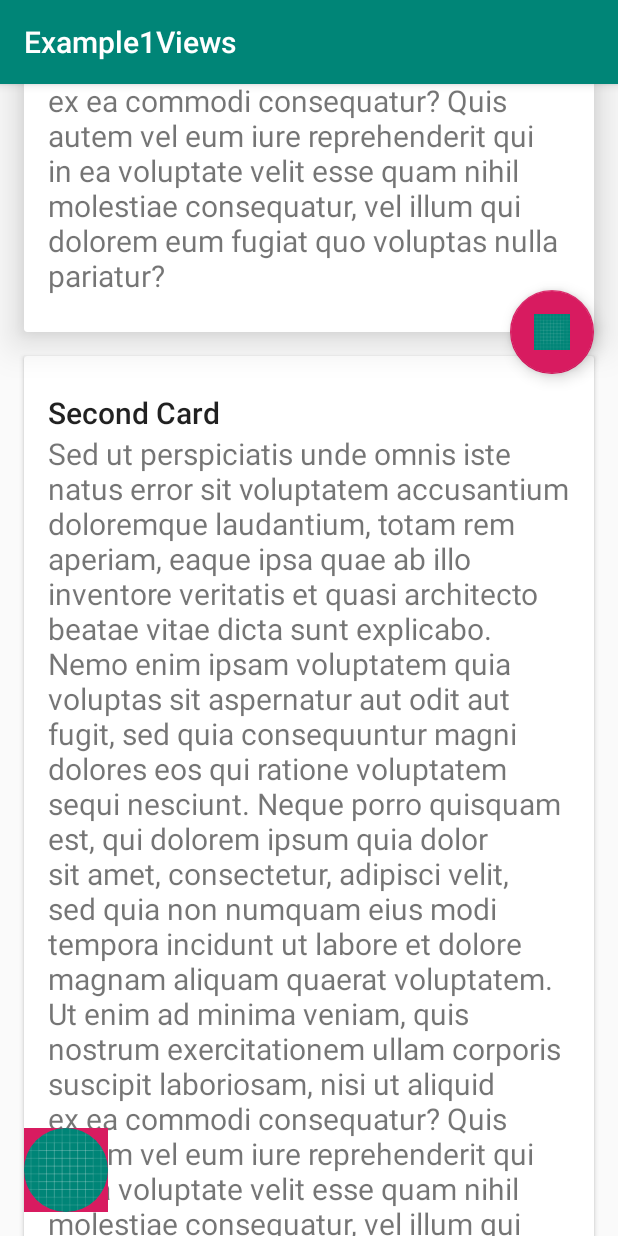
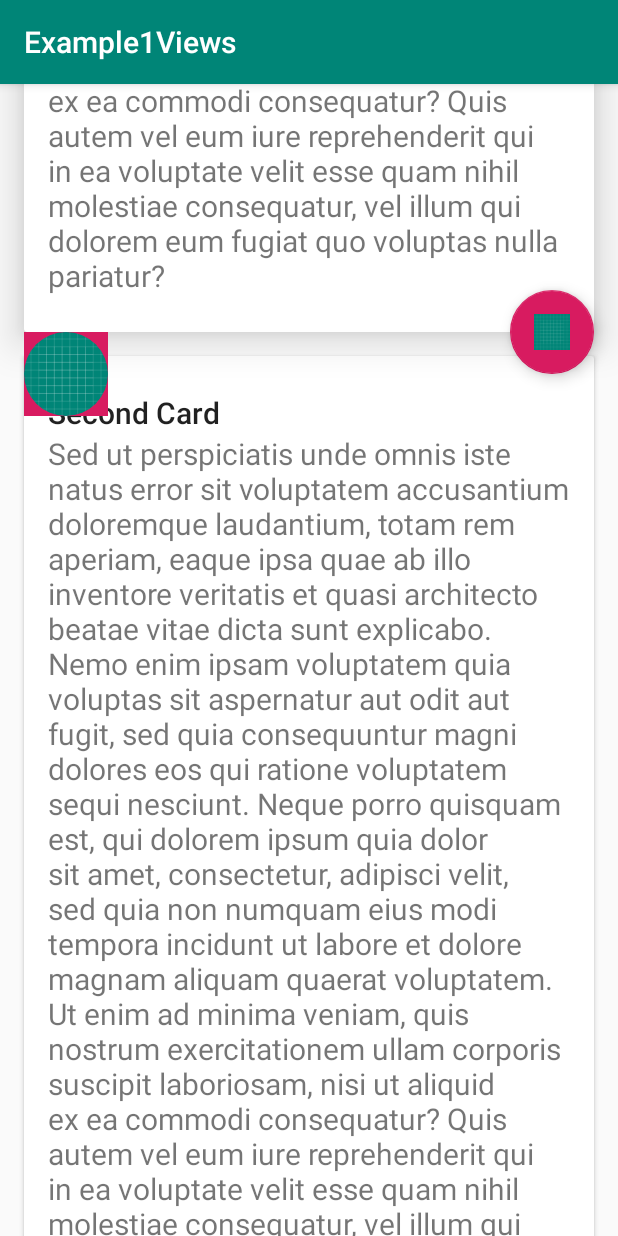
Before and after one commit to praveen1256/Example1Views, an Android app: the FabFollowsWidgetActivity screen opened directly, with no data from a screen before it, scrolled down 537 dp, on a phone screen of 412 x 824 dp. Run offline under Robolectric (Android 15) with nearby library versions, the light colour scheme and no system bars; our stand-ins replace CircleImageView.

Commit message:
Minor Changes

```diff
--- a/app/src/main/java/android/com/example1views/FabAndSnackbarActivity.java
+++ b/app/src/main/java/android/com/example1views/FabAndSnackbarActivity.java
@@ -27,7 +27,6 @@ public class FabAndSnackbarActivity extends AppCompatActivity {
                     @Override
                     public void onClick(View v) {
                         // Custom action
-
                     }
                 }).show();
             }
--- a/app/src/main/res/layout/activity_fab_follows_widget.xml
+++ b/app/src/main/res/layout/activity_fab_follows_widget.xml
@@ -121,6 +121,8 @@
         <de.hdodenhof.circleimageview.CircleImageView
             android:layout_width="56dp"
             android:layout_height="56dp"
+            app:layout_anchor="@id/cardView1"
+            app:layout_anchorGravity="bottom|start"
             android:background="@color/colorAccent"
             android:layout_margin="@dimen/activity_horizontal_margin"
             android:src="@drawable/ic_launcher_background"
```
